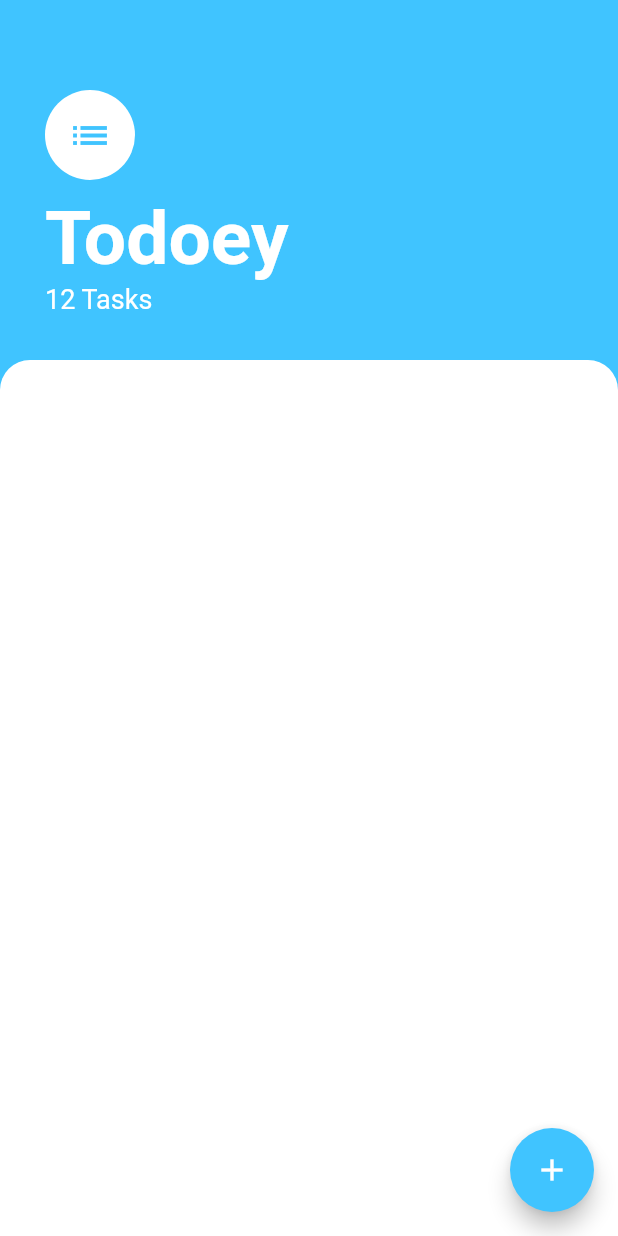
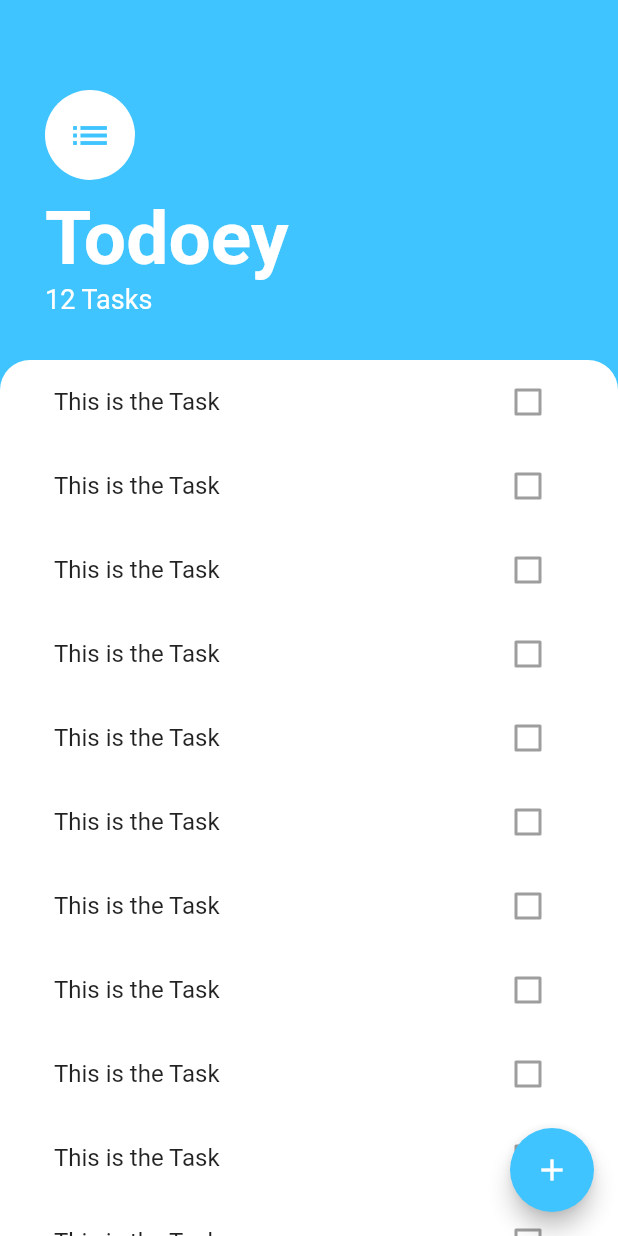
Before and after one commit to fahadammar/flutter_todoeyapp_stateProvider, a Flutter app: the screen it shows after launch, on a phone screen of 412 x 824 dp. Run offline on Flutter 3.47's test engine with Material 2 defaults, Android fonts, the phone set to English and light mode, and no system bars.

Commit message:
The ListView and ListTile, widgets are extracted. TasksList and TasksTile classes are made respectively. New package/directory widgets have them. Refactored the code.

```diff
--- a/lib/screens/tasks_screen.dart
+++ b/lib/screens/tasks_screen.dart
@@ -1,4 +1,5 @@
 import 'package:flutter/material.dart';
+import 'package:flutter_state_provider/widgets/tasks_list.dart';
 
 class TasksScreen extends StatelessWidget {
 
@@ -54,6 +55,8 @@ class TasksScreen extends StatelessWidget {
           // Bottom Dialog
           Expanded(
             child: Container(
+              // Below symmetric padding horizontal is for left and right
+              padding: EdgeInsets.symmetric(horizontal: 20.0),
               decoration: BoxDecoration(
                 color: Colors.white,
                 borderRadius: BorderRadius.only(
@@ -61,6 +64,7 @@ class TasksScreen extends StatelessWidget {
                     topRight: Radius.circular(20.0)
                 ),
               ),
+              child: TasksList(),
             ),
           ),
         ],
--- /dev/null
+++ b/lib/widgets/task_tile.dart
@@ -0,0 +1,11 @@
+import 'package:flutter/material.dart';
+
+class TaskTile extends StatelessWidget {
+  @override
+  Widget build(BuildContext context) {
+    return ListTile(
+      title: Text("This is the Task"),
+      trailing: Checkbox(value: false,),
+    );
+  }
+}
--- /dev/null
+++ b/lib/widgets/tasks_list.dart
@@ -0,0 +1,24 @@
+import 'package:flutter/material.dart';
+import 'package:flutter_state_provider/widgets/task_tile.dart';
+
+class TasksList extends StatelessWidget {
+  @override
+  Widget build(BuildContext context) {
+    return ListView(
+      children: <Widget> [
+        // It have a lot properties, gotta see the doc regarding the listTile
+        TaskTile(),
+        TaskTile(),
+        TaskTile(),
+        TaskTile(),
+        TaskTile(),
+        TaskTile(),
+        TaskTile(),
+        TaskTile(),
+        TaskTile(),
+        TaskTile(),
+        TaskTile(),
+      ],
+    );
+  }
+}
```
